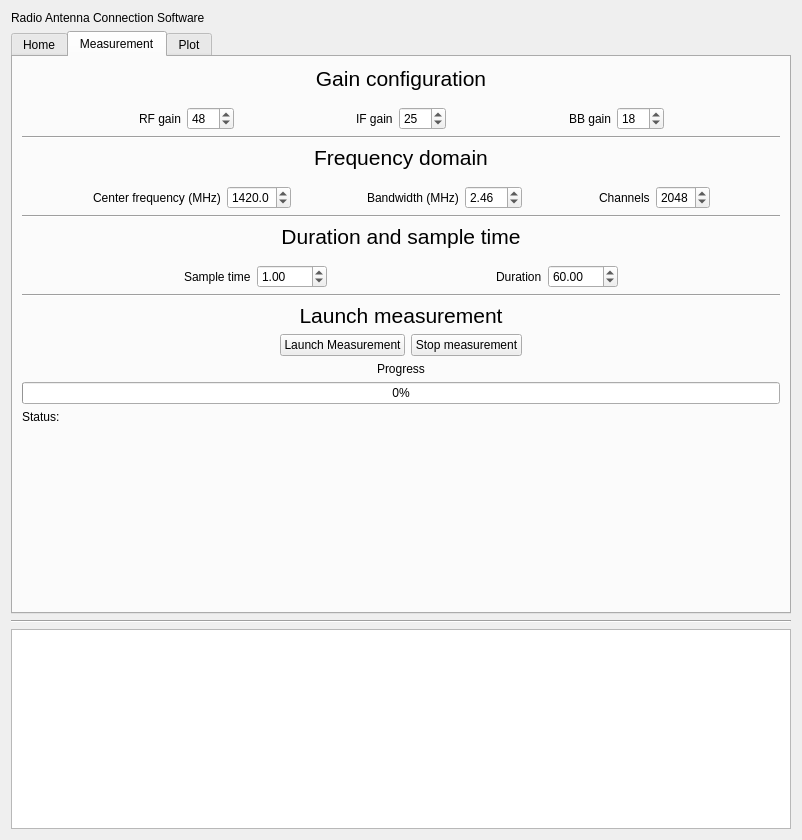
Old version of the form GUI/formMainClient.ui in the repository EPF-Ground-Station/VEGA_SRT.
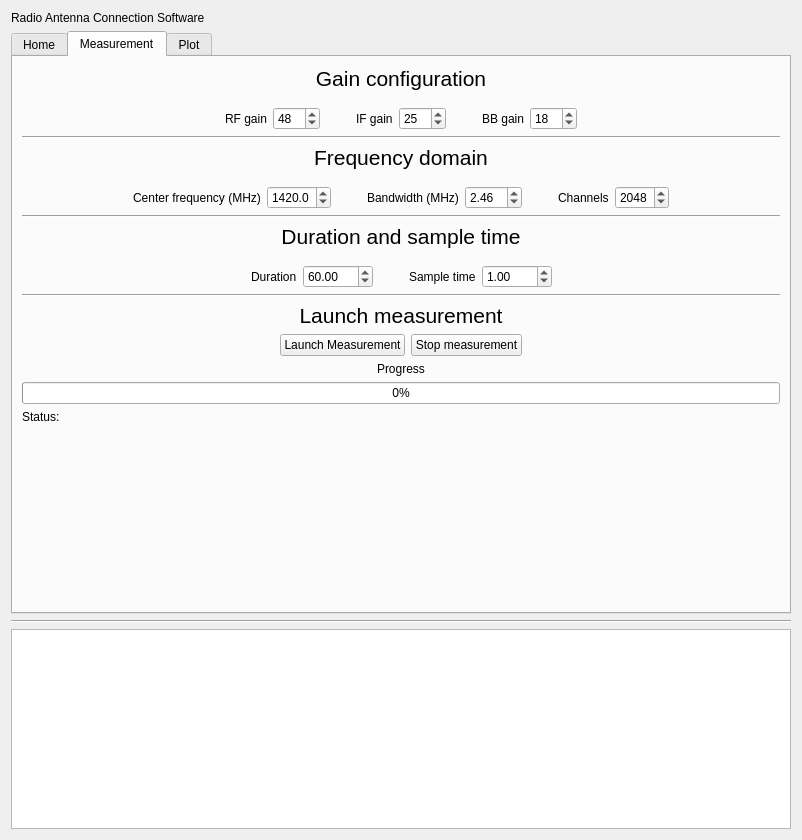
New version of the form. The open tabs and pages were chosen to show the change.

Commit message: Updated client GUI for measurements.

```diff
--- a/GUI/formMainClient.ui
+++ b/GUI/formMainClient.ui
@@ -1010,9 +1010,12 @@
            <property name="orientation">
             <enum>Qt::Horizontal</enum>
            </property>
+           <property name="sizeType">
+            <enum>QSizePolicy::Fixed</enum>
+           </property>
            <property name="sizeHint" stdset="0">
             <size>
-             <width>40</width>
+             <width>30</width>
              <height>20</height>
             </size>
            </property>
@@ -1052,9 +1055,12 @@
            <property name="orientation">
             <enum>Qt::Horizontal</enum>
            </property>
+           <property name="sizeType">
+            <enum>QSizePolicy::Fixed</enum>
+           </property>
            <property name="sizeHint" stdset="0">
             <size>
-             <width>40</width>
+             <width>30</width>
              <height>20</height>
             </size>
            </property>
@@ -1188,9 +1194,12 @@
            <property name="orientation">
             <enum>Qt::Horizontal</enum>
            </property>
+           <property name="sizeType">
+            <enum>QSizePolicy::Fixed</enum>
+           </property>
            <property name="sizeHint" stdset="0">
             <size>
-             <width>40</width>
+             <width>30</width>
              <height>20</height>
             </size>
            </property>
@@ -1242,9 +1251,12 @@
            <property name="orientation">
             <enum>Qt::Horizontal</enum>
            </property>
+           <property name="sizeType">
+            <enum>QSizePolicy::Fixed</enum>
+           </property>
            <property name="sizeHint" stdset="0">
             <size>
-             <width>40</width>
+             <width>30</width>
              <height>20</height>
             </size>
            </property>
@@ -1332,48 +1344,6 @@
            </property>
           </spacer>
          </item>
-         <item>
-          <widget class="QLabel" name="label_7">
-           <property name="maximumSize">
-            <size>
-             <width>10000</width>
-             <height>16777215</height>
-            </size>
-           </property>
-           <property name="text">
-            <string>Sample time</string>
-           </property>
-          </widget>
-         </item>
-         <item>
-          <widget class="QDoubleSpinBox" name="doubleSpinBox_tsample">
-           <property name="maximumSize">
-            <size>
-             <width>70</width>
-             <height>16777215</height>
-            </size>
-           </property>
-           <property name="maximum">
-            <double>3600.000000000000000</double>
-           </property>
-           <property name="value">
-            <double>1.000000000000000</double>
-           </property>
-          </widget>
-         </item>
-         <item>
-          <spacer name="horizontalSpacer_22">
-           <property name="orientation">
-            <enum>Qt::Horizontal</enum>
-           </property>
-           <property name="sizeHint" stdset="0">
-            <size>
-             <width>40</width>
-             <height>20</height>
-            </size>
-           </property>
-          </spacer>
-         </item>
          <item>
           <widget class="QLabel" name="label_8">
            <property name="maximumSize">
@@ -1403,6 +1373,51 @@
            </property>
           </widget>
          </item>
+         <item>
+          <spacer name="horizontalSpacer_22">
+           <property name="orientation">
+            <enum>Qt::Horizontal</enum>
+           </property>
+           <property name="sizeType">
+            <enum>QSizePolicy::Fixed</enum>
+           </property>
+           <property name="sizeHint" stdset="0">
+            <size>
+             <width>30</width>
+             <height>20</height>
+            </size>
+           </property>
+          </spacer>
+         </item>
+         <item>
+          <widget class="QLabel" name="label_7">
+           <property name="maximumSize">
+            <size>
+             <width>10000</width>
+             <height>16777215</height>
+            </size>
+           </property>
+           <property name="text">
+            <string>Sample time</string>
+           </property>
+          </widget>
+         </item>
+         <item>
+          <widget class="QDoubleSpinBox" name="doubleSpinBox_tsample">
+           <property name="maximumSize">
+            <size>
+             <width>70</width>
+             <height>16777215</height>
+            </size>
+           </property>
+           <property name="maximum">
+            <double>3600.000000000000000</double>
+           </property>
+           <property name="value">
+            <double>1.000000000000000</double>
+           </property>
+          </widget>
+         </item>
          <item>
           <spacer name="horizontalSpacer_24">
            <property name="orientation">
```
Left out of the diff: 2 changed lines with no effect on the pictures. The commit also changes 1 other file.
